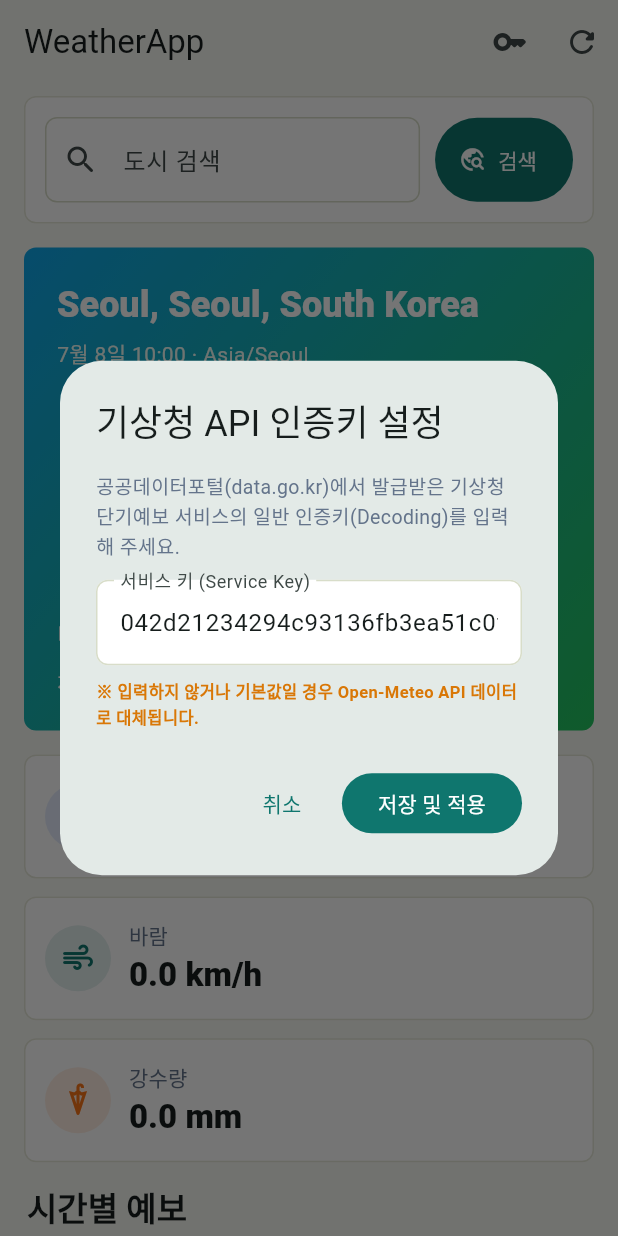
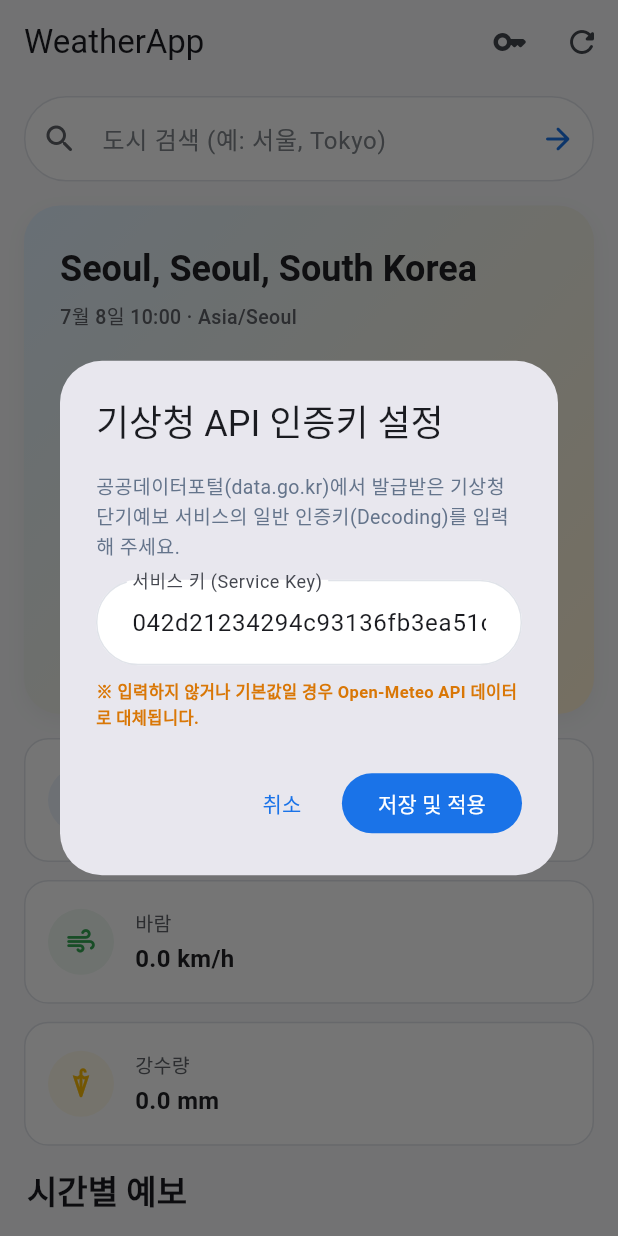
Before and after one commit to rftgy1029/Dart-Flutter, a Flutter app: the screen it shows after launch, after a tap on the "key" icon, on a phone screen of 412 x 824 dp. Run offline on Flutter 3.47's test engine with Material 3 defaults, Android fonts, the phone set to English and light mode, and no system bars; our stand-ins replace shared_preferences; network calls fail.

Commit message:
edit ui and fix apis api

```diff
--- a/weatherapp/lib/main.dart
+++ b/weatherapp/lib/main.dart
@@ -12,44 +12,46 @@ class WeatherApp extends StatelessWidget {
 
   @override
   Widget build(BuildContext context) {
-    const seed = Color(0xFF0F766E);
+    const seed = Color(0xFF1A73E8);
 
     return MaterialApp(
       title: 'WeatherApp',
       debugShowCheckedModeBanner: false,
       theme: ThemeData(
+        fontFamilyFallback: const ['Roboto', 'Noto Sans KR', 'sans-serif'],
         colorScheme: ColorScheme.fromSeed(
           seedColor: seed,
           brightness: Brightness.light,
           primary: seed,
-          secondary: const Color(0xFFF97316),
-          tertiary: const Color(0xFF2563EB),
+          secondary: const Color(0xFFEA4335), // Google Red
+          tertiary: const Color(0xFFFBBC05), // Google Yellow
         ),
-        scaffoldBackgroundColor: const Color(0xFFF7F8F3),
+        scaffoldBackgroundColor: const Color(0xFFF8F9FA),
         useMaterial3: true,
         cardTheme: CardThemeData(
           color: Colors.white,
           elevation: 0,
           margin: EdgeInsets.zero,
           shape: RoundedRectangleBorder(
-            borderRadius: BorderRadius.circular(8),
-            side: const BorderSide(color: Color(0xFFE4E7D7)),
+            borderRadius: BorderRadius.circular(16),
+            side: const BorderSide(color: Color(0xFFE0E3E9), width: 1.0),
           ),
         ),
         inputDecorationTheme: InputDecorationTheme(
           filled: true,
           fillColor: Colors.white,
+          contentPadding: const EdgeInsets.symmetric(horizontal: 20, vertical: 16),
           border: OutlineInputBorder(
-            borderRadius: BorderRadius.circular(8),
-            borderSide: const BorderSide(color: Color(0xFFD8DDC9)),
+            borderRadius: BorderRadius.circular(28),
+            borderSide: const BorderSide(color: Color(0xFFE0E3E9)),
           ),
           enabledBorder: OutlineInputBorder(
-            borderRadius: BorderRadius.circular(8),
-            borderSide: const BorderSide(color: Color(0xFFD8DDC9)),
+            borderRadius: BorderRadius.circular(28),
+            borderSide: const BorderSide(color: Color(0xFFE0E3E9)),
           ),
           focusedBorder: OutlineInputBorder(
-            borderRadius: BorderRadius.circular(8),
-            borderSide: const BorderSide(color: seed, width: 1.4),
+            borderRadius: BorderRadius.circular(28),
+            borderSide: const BorderSide(color: seed, width: 1.5),
           ),
         ),
       ),
--- a/weatherapp/lib/screens/weather_home_page.dart
+++ b/weatherapp/lib/screens/weather_home_page.dart
@@ -278,40 +278,32 @@ class _SearchPanel extends StatelessWidget {
 
   @override
   Widget build(BuildContext context) {
-    return Card(
-      child: Padding(
-        padding: const EdgeInsets.all(14),
-        child: Column(
+    return Column(
+      crossAxisAlignment: CrossAxisAlignment.stretch,
       children: [
-            Row(
-              children: [
-                Expanded(
-                  child: TextField(
+        TextField(
           controller: controller,
           textInputAction: TextInputAction.search,
           onSubmitted: (_) => onSearch(),
-                    decoration: const InputDecoration(
-                      hintText: '도시 검색',
-                      prefixIcon: Icon(Icons.search_rounded),
+          style: const TextStyle(fontSize: 16, color: Color(0xFF202124)),
+          decoration: InputDecoration(
+            hintText: '도시 검색 (예: 서울, Tokyo)',
+            hintStyle: const TextStyle(color: Color(0xFF80868B)),
+            prefixIcon: const Icon(Icons.search_rounded, color: Color(0xFF5F6368)),
+            suffixIcon: isSearching
+                ? const Padding(
+                    padding: EdgeInsets.all(16),
+                    child: SizedBox(
+                      width: 18,
+                      height: 18,
+                      child: CircularProgressIndicator(strokeWidth: 2.5),
+                    ),
+                  )
+                : IconButton(
+                    icon: const Icon(Icons.arrow_forward_rounded, color: Color(0xFF1A73E8)),
+                    onPressed: onSearch,
                   ),
           ),
-                ),
-                const SizedBox(width: 10),
-                SizedBox(
-                  height: 56,
-                  child: FilledButton.icon(
-                    onPressed: isSearching ? null : onSearch,
-                    icon: isSearching
-                        ? const SizedBox(
-                            width: 18,
-                            height: 18,
-                            child: CircularProgressIndicator(strokeWidth: 2),
-                          )
-                        : const Icon(Icons.travel_explore_rounded),
-                    label: const Text('검색'),
-                  ),
-                ),
-              ],
         ),
         if (suggestions.isNotEmpty) ...[
           const SizedBox(height: 12),
@@ -322,8 +314,17 @@ class _SearchPanel extends StatelessWidget {
               runSpacing: 8,
               children: suggestions.map((city) {
                 return ActionChip(
-                      avatar: const Icon(Icons.location_on_outlined, size: 18),
-                      label: Text(city.displayName),
+                  avatar: const Icon(Icons.location_on_outlined, size: 16, color: Color(0xFF5F6368)),
+                  label: Text(
+                    city.displayName,
+                    style: const TextStyle(color: Color(0xFF3C4043), fontSize: 13, fontWeight: FontWeight.w500),
+                  ),
+                  backgroundColor: Colors.white,
+                  surfaceTintColor: Colors.transparent,
+                  shape: RoundedRectangleBorder(
+                    borderRadius: BorderRadius.circular(18),
+                    side: const BorderSide(color: Color(0xFFE0E3E9)),
+                  ),
                   onPressed: () => onSelectCity(city),
                 );
               }).toList(),
@@ -331,8 +332,6 @@ class _SearchPanel extends StatelessWidget {
           ),
         ],
       ],
-        ),
-      ),
     );
   }
 }
@@ -345,19 +344,49 @@ class _CurrentWeatherPanel extends StatelessWidget {
   @override
   Widget build(BuildContext context) {
     final current = forecast.current;
-    final colors = current.isDay
-        ? const [Color(0xFF0EA5E9), Color(0xFF22C55E)]
-        : const [Color(0xFF1E293B), Color(0xFF7C3AED)];
+
+    // Dynamic Google Weather Gradients
+    final List<Color> colors;
+    final int code = current.weatherCode;
+
+    if (!current.isDay) {
+      colors = const [Color(0xFF1A2035), Color(0xFF0F121D)];
+    } else if (code == 0 || code == 1 || code == 2) {
+      // Clear / Sunny
+      colors = const [Color(0xFFE2F1FF), Color(0xFFFFF2D4)];
+    } else if (code == 3 || code == 45 || code == 48) {
+      // Cloudy / Foggy
+      colors = const [Color(0xFFE9EDF0), Color(0xFFCFD8DC)];
+    } else if (code >= 51 && code <= 67 || code >= 80 && code <= 86 || code >= 95) {
+      // Rainy / Stormy
+      colors = const [Color(0xFFD4E3FC), Color(0xFFB0C4DE)];
+    } else if (code >= 71 && code <= 77) {
+      // Snowy
+      colors = const [Color(0xFFE0F7FA), Color(0xFFB2EBF2)];
+    } else {
+      colors = const [Color(0xFFE3F2FD), Color(0xFFBBDEFB)];
+    }
+
+    final isDarkBackground = !current.isDay;
+    final textColor = isDarkBackground ? Colors.white : const Color(0xFF202124);
+    final secondaryTextColor = isDarkBackground ? Colors.white70 : const Color(0xFF5F6368);
 
     return Container(
-      padding: const EdgeInsets.all(22),
+      padding: const EdgeInsets.symmetric(horizontal: 24, vertical: 26),
       decoration: BoxDecoration(
-        borderRadius: BorderRadius.circular(8),
+        borderRadius: BorderRadius.circular(24), // Google style rounded cards
         gradient: LinearGradient(
           colors: colors,
           begin: Alignment.topLeft,
           end: Alignment.bottomRight,
         ),
+        boxShadow: [
+          BoxShadow(
+            color: Colors.black.withOpacity(0.04),
+            blurRadius: 10,
+            offset: const Offset(0, 4),
+          ),
+        ],
       ),
       child: LayoutBuilder(
         builder: (context, constraints) {
@@ -366,34 +395,32 @@ class _CurrentWeatherPanel extends StatelessWidget {
           final temperature = Text(
             '${current.temperature.round()}°',
             style: Theme.of(context).textTheme.displayLarge?.copyWith(
-              color: Colors.white,
-              fontWeight: FontWeight.w800,
-              letterSpacing: 0,
+              color: textColor,
+              fontWeight: FontWeight.w300, // Light weight like Google Weather
+              letterSpacing: -2,
             ),
           );
 
           final details = Column(
-            crossAxisAlignment: compact
-                ? CrossAxisAlignment.start
-                : CrossAxisAlignment.end,
+            crossAxisAlignment: compact ? CrossAxisAlignment.start : CrossAxisAlignment.end,
             children: [
               Icon(
                 weatherIcon(current.weatherCode),
-                color: Colors.white,
-                size: compact ? 62 : 78,
+                color: isDarkBackground ? Colors.white : const Color(0xFF1A73E8),
+                size: compact ? 64 : 80,
               ),
               const SizedBox(height: 8),
               Text(
                 weatherLabel(current.weatherCode),
                 style: Theme.of(context).textTheme.titleLarge?.copyWith(
-                  color: Colors.white,
-                  fontWeight: FontWeight.w700,
+                  color: textColor,
+                  fontWeight: FontWeight.w600,
                 ),
               ),
               const SizedBox(height: 4),
               Text(
-                '체감 ${current.apparentTemperature.round()}°',
-                style: const TextStyle(color: Colors.white),
+                '체감 온도 ${current.apparentTemperature.round()}°',
+                style: TextStyle(color: secondaryTextColor, fontWeight: FontWeight.w500),
               ),
             ],
           );
@@ -402,10 +429,14 @@ class _CurrentWeatherPanel extends StatelessWidget {
               ? Column(
                   crossAxisAlignment: CrossAxisAlignment.start,
                   children: [
-                    _PlaceTitle(forecast: forecast),
-                    const SizedBox(height: 20),
+                    _PlaceTitle(
+                      forecast: forecast,
+                      textColor: textColor,
+                      secondaryTextColor: secondaryTextColor,
+                    ),
+                    const SizedBox(height: 24),
                     temperature,
-                    const SizedBox(height: 12),
+                    const SizedBox(height: 16),
                     details,
                   ],
                 )
@@ -416,8 +447,12 @@ class _CurrentWeatherPanel extends StatelessWidget {
                       child: Column(
                         crossAxisAlignment: CrossAxisAlignment.start,
                         children: [
-                          _PlaceTitle(forecast: forecast),
-                          const SizedBox(height: 30),
+                          _PlaceTitle(
+                            forecast: forecast,
+                            textColor: textColor,
+                            secondaryTextColor: secondaryTextColor,
+                          ),
+                          const SizedBox(height: 36),
                           temperature,
                         ],
                       ),
@@ -432,9 +467,15 @@ class _CurrentWeatherPanel extends StatelessWidget {
 }
 
 class _PlaceTitle extends StatelessWidget {
-  const _PlaceTitle({required this.forecast});
+  const _PlaceTitle({
+    required this.forecast,
+    required this.textColor,
+    required this.secondaryTextColor,
+  });
 
   final WeatherForecast forecast;
+  final Color textColor;
+  final Color secondaryTextColor;
 
   @override
   Widget build(BuildContext context) {
@@ -444,14 +485,14 @@ class _PlaceTitle extends StatelessWidget {
         Text(
           forecast.city.displayName,
           style: Theme.of(context).textTheme.headlineSmall?.copyWith(
-            color: Colors.white,
-            fontWeight: FontWeight.w800,
+            color: textColor,
+            fontWeight: FontWeight.w600,
           ),
         ),
         const SizedBox(height: 6),
         Text(
           '${formatDateTime(forecast.current.time)} · ${forecast.timezone}',
-          style: const TextStyle(color: Color(0xFFEFFDF7)),
+          style: TextStyle(color: secondaryTextColor, fontSize: 13, fontWeight: FontWeight.w500),
         ),
       ],
     );
@@ -470,19 +511,19 @@ class _MetricsGrid extends StatelessWidget {
         icon: Icons.water_drop_outlined,
         label: '습도',
         value: '${current.humidity}%',
-        color: const Color(0xFF2563EB),
+        color: const Color(0xFF1A73E8), // Google Blue
       ),
       _MetricItem(
         icon: Icons.air_rounded,
         label: '바람',
         value: '${current.windSpeed.toStringAsFixed(1)} km/h',
-        color: const Color(0xFF0F766E),
+        color: const Color(0xFF34A853), // Google Green
       ),
       _MetricItem(
         icon: Icons.umbrella_outlined,
         label: '강수량',
         value: '${current.precipitation.toStringAsFixed(1)} mm',
-        color: const Color(0xFFF97316),
+        color: const Color(0xFFFBBC05), // Google Yellow/Orange
       ),
     ];
 
@@ -522,16 +563,22 @@ class _MetricItem extends StatelessWidget {
   @override
   Widget build(BuildContext context) {
     return Card(
+      elevation: 0,
+      color: Colors.white,
+      shape: RoundedRectangleBorder(
+        borderRadius: BorderRadius.circular(16),
+        side: const BorderSide(color: Color(0xFFE0E3E9), width: 1.0),
+      ),
       child: Padding(
-        padding: const EdgeInsets.all(14),
+        padding: const EdgeInsets.all(16),
         child: Row(
           children: [
             CircleAvatar(
               radius: 22,
-              backgroundColor: color.withValues(alpha: 0.12),
-              child: Icon(icon, color: color),
+              backgroundColor: color.withOpacity(0.08), // standard withOpacity for compatibility
+              child: Icon(icon, color: color, size: 22),
             ),
-            const SizedBox(width: 12),
+            const SizedBox(width: 14),
             Expanded(
               child: Column(
                 mainAxisAlignment: MainAxisAlignment.center,
@@ -539,8 +586,10 @@ class _MetricItem extends StatelessWidget {
                 children: [
                   Text(
                     label,
-                    style: Theme.of(context).textTheme.labelLarge?.copyWith(
-                      color: const Color(0xFF64748B),
+                    style: const TextStyle(
+                      color: Color(0xFF5F6368),
+                      fontSize: 13,
+                      fontWeight: FontWeight.w500,
                     ),
                   ),
                   const SizedBox(height: 3),
@@ -549,8 +598,10 @@ class _MetricItem extends StatelessWidget {
                     alignment: Alignment.centerLeft,
                     child: Text(
                       value,
-                      style: Theme.of(context).textTheme.titleLarge?.copyWith(
-                        fontWeight: FontWeight.w800,
+                      style: const TextStyle(
+                        fontWeight: FontWeight.w600,
+                        fontSize: 16,
+                        color: Color(0xFF202124),
                       ),
                     ),
                   ),
@@ -574,16 +625,22 @@ class _HourlyForecastSection extends StatelessWidget {
     return _Section(
       title: '시간별 예보',
       child: SizedBox(
-        height: 158,
+        height: 162,
         child: ListView.separated(
           scrollDirection: Axis.horizontal,
           itemCount: hours.length,
-          separatorBuilder: (_, _) => const SizedBox(width: 10),
+          separatorBuilder: (_, _) => const SizedBox(width: 12),
           itemBuilder: (context, index) {
             final hour = hours[index];
             return SizedBox(
               width: 104,
               child: Card(
+                elevation: 0,
+                color: Colors.white,
+                shape: RoundedRectangleBorder(
+                  borderRadius: BorderRadius.circular(16),
+                  side: const BorderSide(color: Color(0xFFE0E3E9), width: 1.0),
+                ),
                 child: Padding(
                   padding: const EdgeInsets.all(12),
                   child: Column(
@@ -591,17 +648,23 @@ class _HourlyForecastSection extends StatelessWidget {
                     children: [
                       Text(
                         formatHour(hour.time),
-                        style: const TextStyle(fontWeight: FontWeight.w700),
+                        style: const TextStyle(
+                          fontWeight: FontWeight.w500,
+                          color: Color(0xFF5F6368),
+                          fontSize: 13,
+                        ),
                       ),
                       Icon(
                         weatherIcon(hour.weatherCode),
-                        size: 34,
-                        color: const Color(0xFF0F766E),
+                        size: 32,
+                        color: const Color(0xFF1A73E8),
                       ),
                       Text(
                         '${hour.temperature.round()}°',
-                        style: Theme.of(context).textTheme.titleLarge?.copyWith(
-                          fontWeight: FontWeight.w800,
+                        style: const TextStyle(
+                          fontWeight: FontWeight.w600,
+                          fontSize: 18,
+                          color: Color(0xFF202124),
                         ),
                       ),
                       Row(
@@ -609,10 +672,18 @@ class _HourlyForecastSection extends StatelessWidget {
                         children: [
                           const Icon(
                             Icons.water_drop_outlined,
-                            size: 15,
-                            color: Color(0xFF2563EB),
+                            size: 14,
+                            color: Color(0xFF1A73E8),
                           ),
-                          Text('${hour.precipitationProbability}%'),
+                          const SizedBox(width: 2),
+                          Text(
+                            '${hour.precipitationProbability}%',
+                            style: const TextStyle(
+                              color: Color(0xFF1A73E8),
+                              fontSize: 12,
+                              fontWeight: FontWeight.w500,
+                            ),
+                          ),
                         ],
                       ),
                     ],
@@ -636,53 +707,99 @@ class _DailyForecastSection extends StatelessWidget {
   Widget build(BuildContext context) {
     return _Section(
       title: '7일 예보',
+      child: Card(
+        elevation: 0,
+        color: Colors.white,
+        shape: RoundedRectangleBorder(
+          borderRadius: BorderRadius.circular(16),
+          side: const BorderSide(color: Color(0xFFE0E3E9), width: 1.0),
+        ),
+        child: Padding(
+          padding: const EdgeInsets.symmetric(vertical: 8),
           child: Column(
-        children: days.map((day) {
-          return Padding(
-            padding: const EdgeInsets.only(bottom: 10),
-            child: Card(
-              child: Padding(
-                padding: const EdgeInsets.symmetric(
-                  horizontal: 14,
-                  vertical: 12,
-                ),
+            children: List.generate(days.length, (index) {
+              final day = days[index];
+              final isLast = index == days.length - 1;
+
+              return Column(
+                children: [
+                  Padding(
+                    padding: const EdgeInsets.symmetric(horizontal: 16, vertical: 14),
                     child: Row(
                       children: [
                         SizedBox(
-                      width: 78,
+                          width: 86,
                           child: Text(
                             formatDay(day.date),
-                        style: const TextStyle(fontWeight: FontWeight.w800),
+                            style: const TextStyle(
+                              fontWeight: FontWeight.w500,
+                              color: Color(0xFF202124),
+                              fontSize: 14,
+                            ),
                           ),
                         ),
                         Icon(
                           weatherIcon(day.weatherCode),
-                      color: const Color(0xFF0F766E),
+                          color: const Color(0xFF1A73E8),
+                          size: 22,
                         ),
-                    const SizedBox(width: 10),
+                        const SizedBox(width: 14),
                         Expanded(
                           child: Text(
                             weatherLabel(day.weatherCode),
+                            style: const TextStyle(
+                              color: Color(0xFF5F6368),
+                              fontSize: 14,
+                              fontWeight: FontWeight.w400,
+                            ),
                             overflow: TextOverflow.ellipsis,
                           ),
                         ),
+                        if (day.precipitationProbability > 0) ...[
                           const Icon(
                             Icons.water_drop_outlined,
-                      size: 16,
-                      color: Color(0xFF2563EB),
+                            size: 14,
+                            color: Color(0xFF1A73E8),
                           ),
-                    Text('${day.precipitationProbability}%'),
-                    const SizedBox(width: 14),
+                          const SizedBox(width: 2),
                           Text(
+                            '${day.precipitationProbability}%',
+                            style: const TextStyle(
+                              color: Color(0xFF1A73E8),
+                              fontSize: 12,
+                              fontWeight: FontWeight.w500,
+                            ),
+                          ),
+                          const SizedBox(width: 10),
+                        ],
+                        SizedBox(
+                          width: 60,
+                          child: Text(
                             '${day.minTemperature.round()}° / ${day.maxTemperature.round()}°',
-                      style: const TextStyle(fontWeight: FontWeight.w800),
+                            textAlign: TextAlign.right,
+                            style: const TextStyle(
+                              fontWeight: FontWeight.w500,
+                              color: Color(0xFF202124),
+                              fontSize: 14,
+                            ),
+                          ),
                         ),
                       ],
                     ),
                   ),
+                  if (!isLast)
+                    const Divider(
+                      height: 1,
+                      thickness: 1,
+                      color: Color(0xFFF1F3F4),
+                      indent: 16,
+                      endIndent: 16,
                     ),
+                ],
               );
-        }).toList(),
+            }),
+          ),
+        ),
       ),
     );
   }
@@ -761,7 +878,7 @@ class _LoadingOverlay extends StatelessWidget {
   Widget build(BuildContext context) {
     return Positioned.fill(
       child: DecoratedBox(
-        decoration: BoxDecoration(color: Colors.black.withValues(alpha: 0.18)),
+        decoration: BoxDecoration(color: Colors.black.withOpacity(0.18)),
         child: Center(
           child: Card(
             child: Padding(
--- a/weatherapp/lib/services/weather_service.dart
+++ b/weatherapp/lib/services/weather_service.dart
@@ -3,6 +3,7 @@ import 'dart:math' as math;
 
 import 'package:http/http.dart' as http;
 import 'package:shared_preferences/shared_preferences.dart';
+import 'package:flutter/foundation.dart';
 
 import '../models/weather_models.dart';
 
@@ -313,10 +314,18 @@ class WeatherService {
       'ny': ny.toString(),
     });
 
-    final ncstResponse = await _client.get(ncstUri);
+    var ncstUriToSend = ncstUri;
+    var vilageUriToSend = vilageUri;
+
+    if (kIsWeb) {
+      ncstUriToSend = Uri.parse('https://api.allorigins.win/raw?url=${Uri.encodeComponent(ncstUri.toString())}');
+      vilageUriToSend = Uri.parse('https://api.allorigins.win/raw?url=${Uri.encodeComponent(vilageUri.toString())}');
+    }
+
+    final ncstResponse = await _client.get(ncstUriToSend);
     _validateKmaResponse(ncstResponse);
 
-    final vilageResponse = await _client.get(vilageUri);
+    final vilageResponse = await _client.get(vilageUriToSend);
     _validateKmaResponse(vilageResponse);
 
     final ncstJson = jsonDecode(ncstResponse.body) as Map<String, dynamic>;
```
Lines whose indentation alone changed are shown as unchanged.
